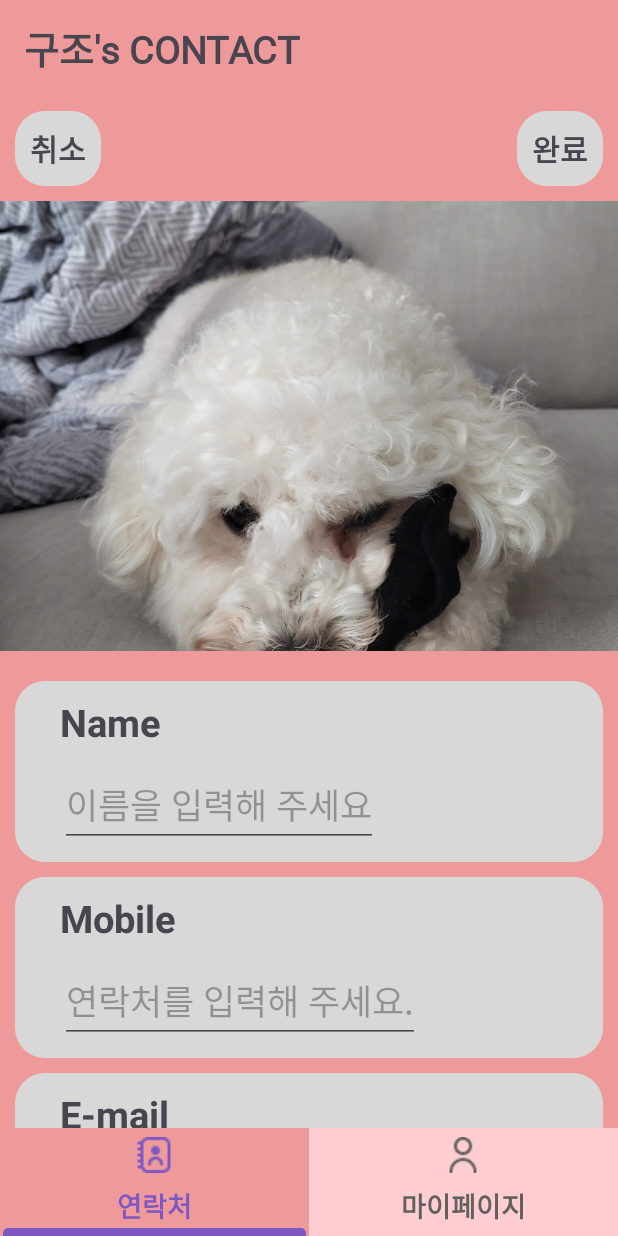
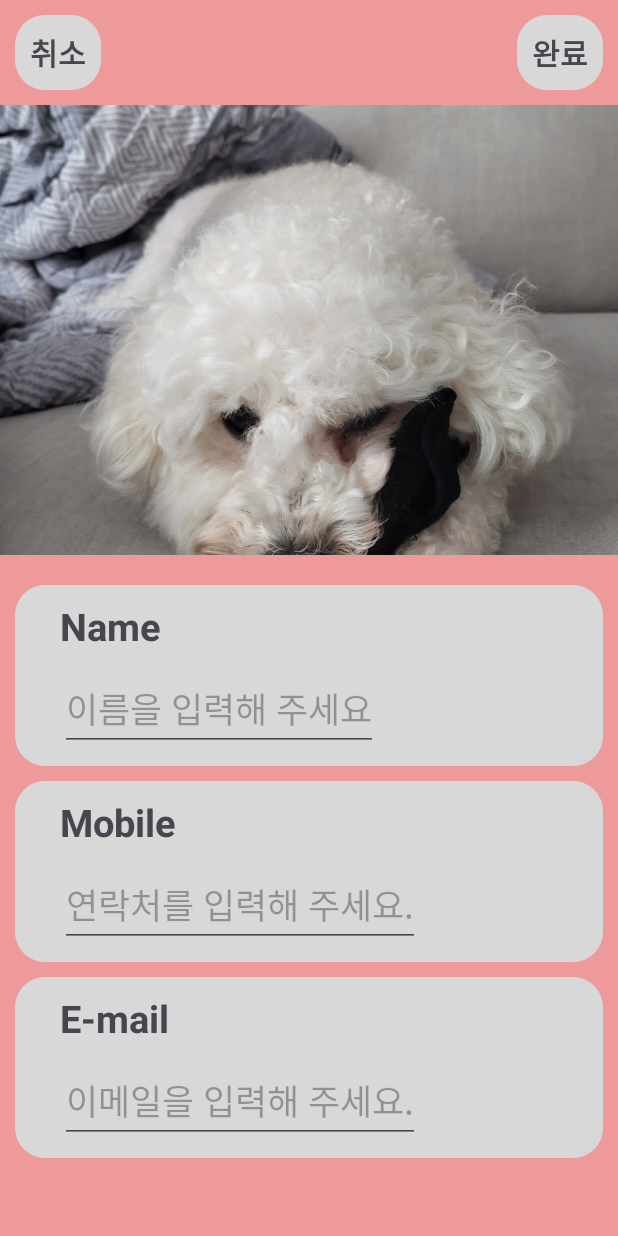
Before and after one commit to werds7890/phone_list, an Android app: the fragment MyPageFragment placed in its activity, after a tap on "수정", on a phone screen of 412 x 824 dp. Run offline under Robolectric (Android 15) with nearby library versions, the phone set to English and light mode, and no system bars.

Commit message:
[DESIGN] : 🎨 마이페이지 Edit페이지 전체화면 채워지도록 수정, 배경컬러 테마 컬러로 수정

```diff
--- a/app/src/main/java/com/example/phone_list/MainContactActivity.kt
+++ b/app/src/main/java/com/example/phone_list/MainContactActivity.kt
@@ -22,7 +22,7 @@ class MainContactActivity : AppCompatActivity(),ShowDialogFragment.DialogListene
 
     fun replaceFragment(fragment: Fragment){
         supportFragmentManager.beginTransaction()
-            .replace(R.id.main_contact_frame_layout,fragment)
+            .replace(R.id.contact_Main,fragment)
             .addToBackStack(null)
             .commit()
     }
--- a/app/src/main/java/com/example/phone_list/MyPageFragment.kt
+++ b/app/src/main/java/com/example/phone_list/MyPageFragment.kt
@@ -12,7 +12,7 @@ import com.example.phone_list.databinding.FragmentMyPageBinding
 // the fragment initialization parameters, e.g. ARG_ITEM_NUMBER
 private const val ARG_PARAM1 = "param1"
 private const val ARG_PARAM2 = "param2"
-private var _binding : FragmentMyPageBinding? = null
+private var _binding: FragmentMyPageBinding? = null
 private val binding get() = _binding!!
 
 /**
@@ -41,7 +41,7 @@ class MyPageFragment : Fragment() {
         inflater: LayoutInflater, container: ViewGroup?,
         savedInstanceState: Bundle?
     ): View? {
-        _binding = FragmentMyPageBinding.inflate(inflater,container,false)
+        _binding = FragmentMyPageBinding.inflate(inflater, container, false)
         // Inflate the layout for this fragment
         return binding.root
     }
@@ -52,11 +52,9 @@ class MyPageFragment : Fragment() {
             val fragmentC = MypageEditFragment()
             (requireActivity() as MainContactActivity).replaceFragment(fragmentC)
 
-            parentFragmentManager.beginTransaction()
-                .replace(R.id.main_contact_frame_layout,fragmentC)
-                .remove(this)
-                .commit()
-    }}
+//            Count.a = 1
+        }
+    }
 
     override fun onDestroyView() {
         super.onDestroyView()
--- a/app/src/main/res/layout/fragment_mypage_edit.xml
+++ b/app/src/main/res/layout/fragment_mypage_edit.xml
@@ -8,9 +8,9 @@
     tools:context=".MypageEditFragment">
 
     <!-- TODO: Update blank fragment layout -->
-<!--    <ScrollView-->
-<!--        android:layout_width="match_parent"-->
-<!--        android:layout_height="match_parent">-->
+    <ScrollView
+        android:layout_width="match_parent"
+        android:layout_height="match_parent">
 
         <androidx.constraintlayout.widget.ConstraintLayout
             android:layout_width="match_parent"
@@ -164,6 +164,6 @@
 
 
         </androidx.constraintlayout.widget.ConstraintLayout>
-<!--    </ScrollView>-->
+    </ScrollView>
 
 </LinearLayout>
```
